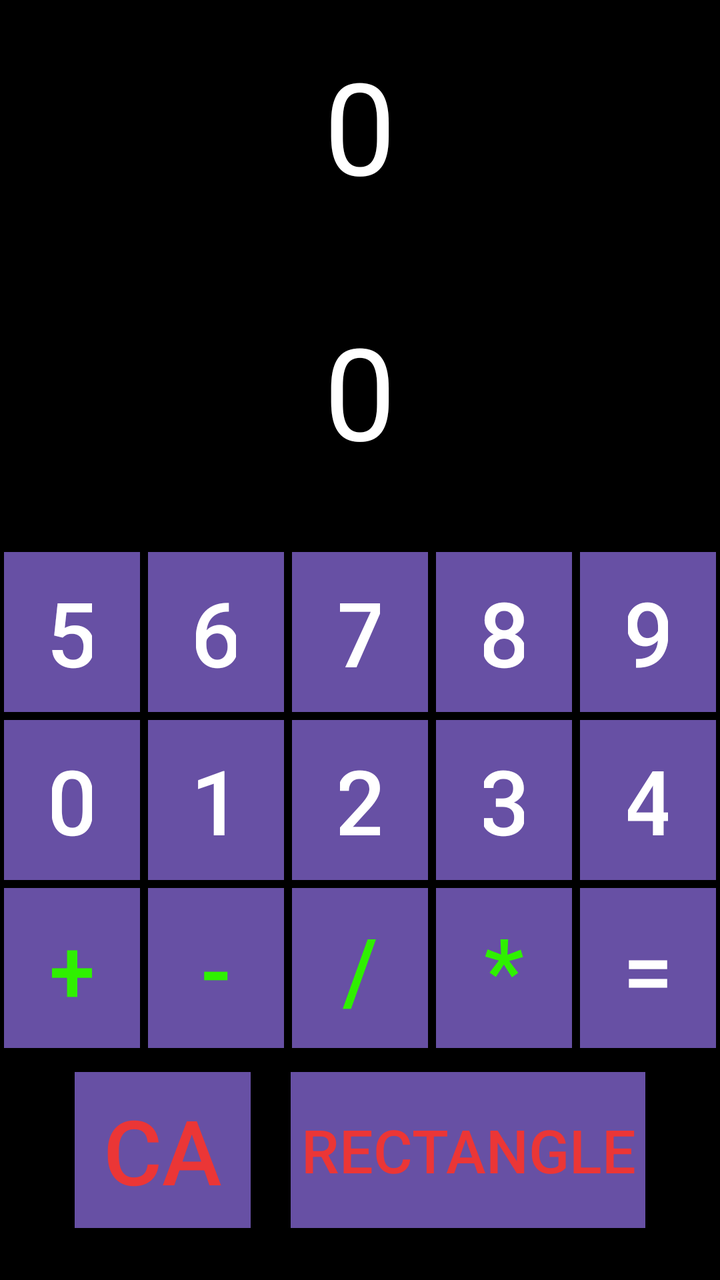
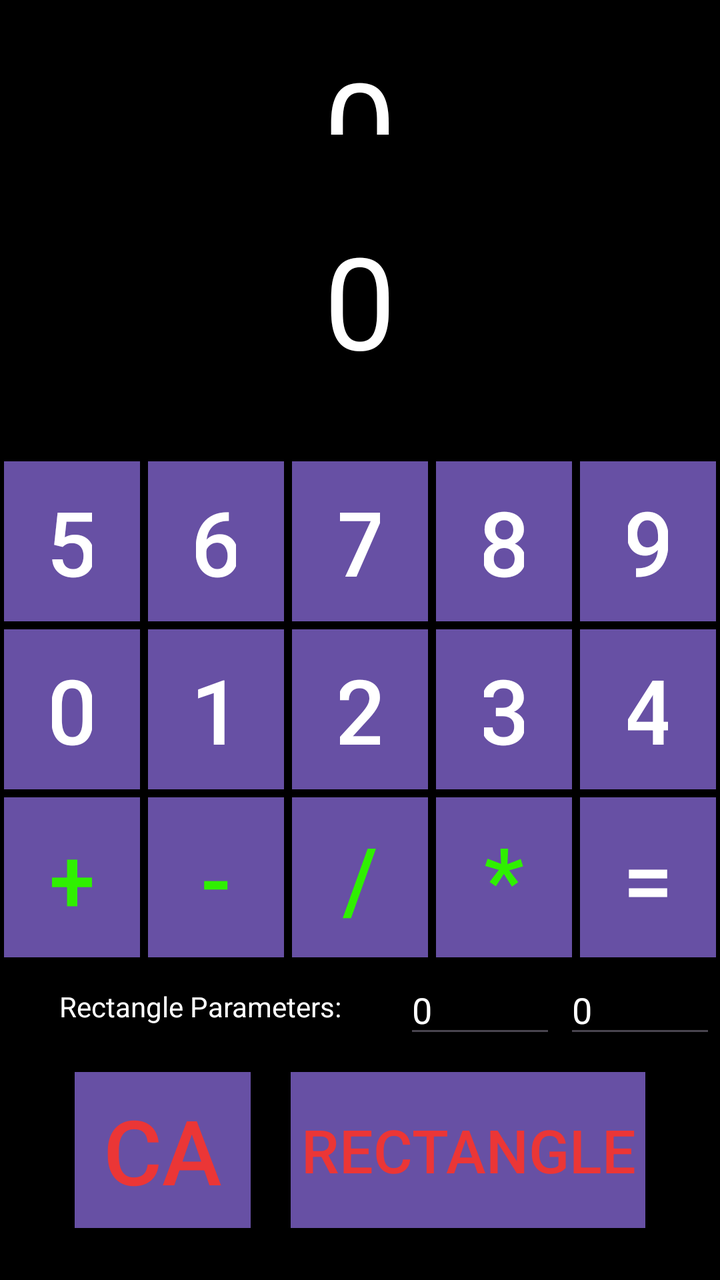

An Android layout rendered at two revisions. The XML below is the earlier revision; the diff shows what the commit changed to produce the second picture.
<!-- AndroidManifest.xml: application theme Theme.MyCalculator -->
<!-- res/layout/activity_main.xml -->
<?xml version="1.0" encoding="utf-8"?>
<RelativeLayout xmlns:android="http://schemas.android.com/apk/res/android"
    xmlns:app="http://schemas.android.com/apk/res-auto"
    xmlns:tools="http://schemas.android.com/tools"
    android:id="@+id/main"
    android:layout_width="match_parent"
    android:layout_height="match_parent"
    android:background="#000000"
    tools:context=".MainActivity">

    <TextView
        android:id="@+id/textfield_view"
        android:layout_width="match_parent"
        android:layout_height="match_parent"
        android:layout_above="@+id/result_tv"
        android:layout_margin="20dp"
        android:layout_marginBottom="-85dp"
        android:text="0"
        android:textAlignment="center"
        android:textColor="@color/white"
        android:textSize="64dp">

    </TextView>
    <TextView
        android:layout_width="match_parent"
        android:layout_height="wrap_content"
        android:id="@+id/result_tv"
        android:text="0"
        android:textSize="64dp"
        android:textAlignment="center"
        android:textColor="@color/white"
        android:layout_above="@id/buttons_layout"
        android:layout_margin="20dp">
    </TextView>

    <LinearLayout
        android:id="@+id/buttons_layout"
        android:layout_width="wrap_content"
        android:layout_height="wrap_content"
        android:layout_alignParentBottom="true"
        android:paddingVertical="16dp"
        android:orientation="vertical">

        <LinearLayout
            android:layout_width="match_parent"
            android:layout_height="wrap_content"
            android:gravity="center"
            android:orientation="horizontal">

            <Button
                android:id="@+id/button_5"
                style="@style/Widget.AppCompat.Button"
                android:layout_width="wrap_content"
                android:layout_height="wrap_content"
                android:layout_weight="1"
                android:layout_margin="2dp"
                android:text="5"
                android:textAlignment="center"
                android:textColor="@color/white"
                android:background="#3A3A3A"
                android:textSize="45dp"></Button>

            <Button
                android:id="@+id/button_6"
                style="@style/Widget.AppCompat.Button"
                android:layout_width="wrap_content"
                android:layout_height="wrap_content"
                android:layout_weight="1"
                android:backgroundTint="#434343"
                android:layout_margin="2dp"
                android:text="6"
                android:textAlignment="center"
                android:textColor="@color/white"
                android:background="#3A3A3A"
                android:textSize="45dp"></Button>

            <Button
                android:id="@+id/button_7"
                style="@style/Widget.AppCompat.Button"
                android:layout_width="wrap_content"
                android:layout_height="wrap_content"
                android:layout_weight="1"
                android:backgroundTint="#434343"
                android:layout_margin="2dp"
                android:text="7"
                android:textAlignment="center"
                android:textColor="@color/white"
                android:background="#3A3A3A"
                android:textSize="45dp"></Button>

            <Button
                android:id="@+id/button_8"
                style="@style/Widget.AppCompat.Button"
                android:layout_width="wrap_content"
                android:layout_height="wrap_content"
                android:layout_weight="1"
                android:backgroundTint="#434343"
                android:layout_margin="2dp"
                android:text="8"
                android:textAlignment="center"
                android:textColor="@color/white"
                android:background="#3A3A3A"
                android:textSize="45dp"></Button>

            <Button
                android:id="@+id/button_9"
                style="@style/Widget.AppCompat.Button"
                android:layout_width="wrap_content"
                android:layout_height="wrap_content"
                android:layout_weight="1"
                android:backgroundTint="#434343"
                android:layout_margin="2dp"
                android:text="9"
                android:textAlignment="center"
                android:textColor="@color/white"
                android:background="#3A3A3A"
                android:textSize="45dp"></Button>


        </LinearLayout>

        <LinearLayout
            android:layout_width="match_parent"
            android:layout_height="wrap_content"
            android:gravity="center"
            android:orientation="horizontal">

            <Button
                android:id="@+id/button_0"
                style="@style/Widget.AppCompat.Button"
                android:layout_width="wrap_content"
                android:layout_height="wrap_content"
                android:layout_weight="1"
                android:layout_margin="2dp"
                android:text="0"
                android:textAlignment="center"
                android:textColor="@color/white"
                android:background="#3A3A3A"
                android:textSize="45dp"></Button>

            <Button
                android:id="@+id/button_1"
                style="@style/Widget.AppCompat.Button"
                android:layout_width="wrap_content"
                android:layout_height="wrap_content"
                android:layout_weight="1"
                android:layout_margin="2dp"
                android:text="1"
                android:textAlignment="center"
                android:textColor="@color/white"
                android:background="#3A3A3A"
                android:textSize="45dp"></Button>

            <Button
                android:id="@+id/button_2"
                style="@style/Widget.AppCompat.Button"
                android:layout_width="wrap_content"
                android:layout_height="wrap_content"
                android:layout_weight="1"
                android:layout_margin="2dp"
                android:text="2"
                android:textAlignment="center"
                android:textColor="@color/white"
                android:background="#3A3A3A"
                android:textSize="45dp"></Button>

            <Button
                android:id="@+id/button_3"
                style="@style/Widget.AppCompat.Button"
                android:layout_width="wrap_content"
                android:layout_height="wrap_content"
                android:layout_weight="1"
                android:layout_margin="2dp"
                android:text="3"
                android:textAlignment="center"
                android:textColor="@color/white"
                android:background="#3A3A3A"
                android:textSize="45dp"></Button>

            <Button
                android:id="@+id/button_4"
                style="@style/Widget.AppCompat.Button"
                android:layout_width="wrap_content"
                android:layout_height="wrap_content"
                android:layout_weight="1"
                android:layout_margin="2dp"
                android:text="4"
                android:textAlignment="center"
                android:textColor="@color/white"
                android:background="#3A3A3A"
                android:textSize="45dp"></Button>


        </LinearLayout>

        <LinearLayout
            android:layout_width="match_parent"
            android:layout_height="wrap_content"
            android:gravity="center"
            android:orientation="horizontal">

            <Button
                android:id="@+id/button_plus"
                style="@style/Widget.AppCompat.Button"
                android:layout_width="wrap_content"
                android:layout_height="wrap_content"
                android:layout_weight="1"
                android:layout_margin="2dp"
                android:text="+"
                android:textAlignment="center"
                android:textColor="#2FF000"
                android:background="#7E7E7E"
                android:textSize="45dp"></Button>

            <Button
                android:id="@+id/button_minus"
                style="@style/Widget.AppCompat.Button"
                android:layout_width="wrap_content"
                android:layout_height="wrap_content"
                android:layout_weight="1"
                android:layout_margin="2dp"
                android:text="-"
                android:textAlignment="center"
                android:textColor="#2FF000"
                android:background="#7E7E7E"
                android:textSize="45dp"></Button>

            <Button
                android:id="@+id/button_divide"
                style="@style/Widget.AppCompat.Button"
                android:layout_width="wrap_content"
                android:layout_height="wrap_content"
                android:layout_weight="1"
                android:layout_margin="2dp"
                android:text="/"
                android:textAlignment="center"
                android:textColor="#2FF000"
                android:background="#7E7E7E"
                android:textSize="45dp"></Button>

            <Button
                android:id="@+id/button_multiply"
                style="@style/Widget.AppCompat.Button"
                android:layout_width="wrap_content"
                android:layout_height="wrap_content"
                android:layout_weight="1"
                android:layout_margin="2dp"
                android:text="*"
                android:textAlignment="center"
                android:textColor="#2FF000"
                android:background="#7E7E7E"
                android:textSize="45dp"></Button>

            <Button
                android:id="@+id/button_equals"
                style="@style/Widget.AppCompat.Button"
                android:layout_width="wrap_content"
                android:layout_height="wrap_content"
                android:layout_weight="1"
                android:layout_margin="2dp"
                android:text="="
                android:textAlignment="center"
                android:textColor="@color/white"
                android:background="#2FF000"
                android:textSize="45dp"></Button>


        </LinearLayout>

        <LinearLayout
            android:layout_width="match_parent"
            android:layout_height="wrap_content"
            android:gravity="center"
            android:orientation="horizontal">

            <Button
                android:id="@+id/button_ca"
                style="@style/Widget.AppCompat.Button"
                android:layout_width="wrap_content"
                android:layout_height="wrap_content"
                android:layout_margin="10dp"
                android:text="CA"
                android:textAlignment="center"
                android:textColor="#EB3636"
                android:background="#424242"
                android:padding="5dp"
                android:textSize="45dp"></Button>

            <Button
                android:id="@+id/button_rectangle"
                style="@style/Widget.AppCompat.Button"
                android:layout_width="wrap_content"
                android:layout_height="match_parent"
                android:layout_margin="10dp"
                android:text="Rectangle"
                android:textAlignment="center"
                android:textColor="#EB3636"
                android:background="#424242"
                android:padding="5dp"
                android:textSize="30dp"></Button>

        </LinearLayout>

    </LinearLayout>

</RelativeLayout>
<!-- resources referenced by this layout -->
<resources>
  <color name="white">#FFFFFFFF</color>
  <style name="Theme.MyCalculator" parent="Base.Theme.MyCalculator" />
  <style name="Base.Theme.MyCalculator" parent="Theme.Material3.DayNight.NoActionBar">
          
          
      </style>
</resources>

<!-- the commit's change to res/layout/activity_main.xml (unified diff, before → after) -->
@@ -273,6 +273,45 @@
             android:gravity="center"
             android:orientation="horizontal">
 
+            <TextView
+                android:layout_width="wrap_content"
+                android:layout_height="match_parent"
+                android:text="Rectangle Parameters:"
+                android:textColor="@color/white"
+                android:gravity="center"
+                android:layout_margin="2dp"
+                android:layout_weight="1"
+                />
+            <EditText
+                android:id="@+id/width_operand"
+                android:layout_width="wrap_content"
+                android:layout_height="wrap_content"
+                android:textColor="@color/white"
+                android:hint="0"
+                android:layout_weight="1"
+
+                android:textColorHint="@color/white"
+                android:layout_margin="2dp"
+                android:inputType="number" />
+
+            <EditText
+                android:id="@+id/length_operand"
+                android:layout_width="wrap_content"
+                android:layout_height="wrap_content"
+                android:textColor="@color/white"
+                android:layout_weight="1"
+                android:hint="0"
+                android:textColorHint="@color/white"
+                android:layout_margin="2dp"
+                android:inputType="number" />
+        </LinearLayout>
+
+        <LinearLayout
+            android:layout_width="match_parent"
+            android:layout_height="wrap_content"
+            android:gravity="center"
+            android:orientation="horizontal">
+
             <Button
                 android:id="@+id/button_ca"
                 style="@style/Widget.AppCompat.Button"
